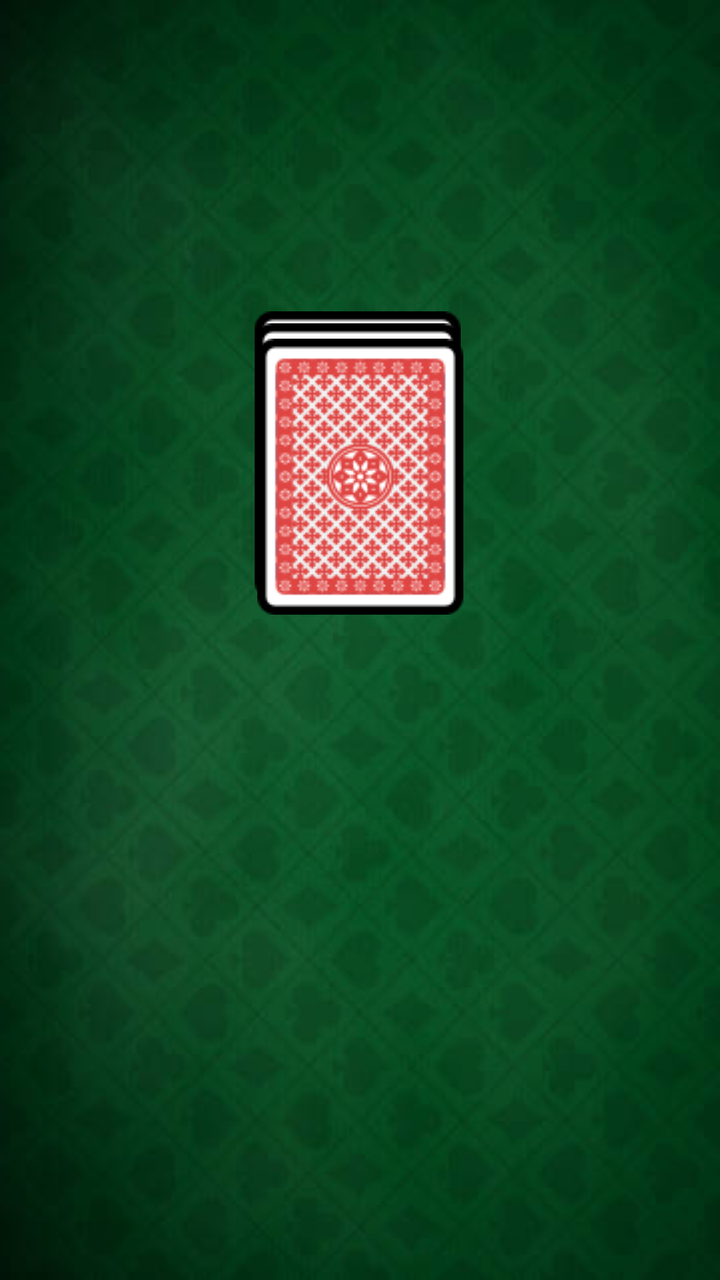
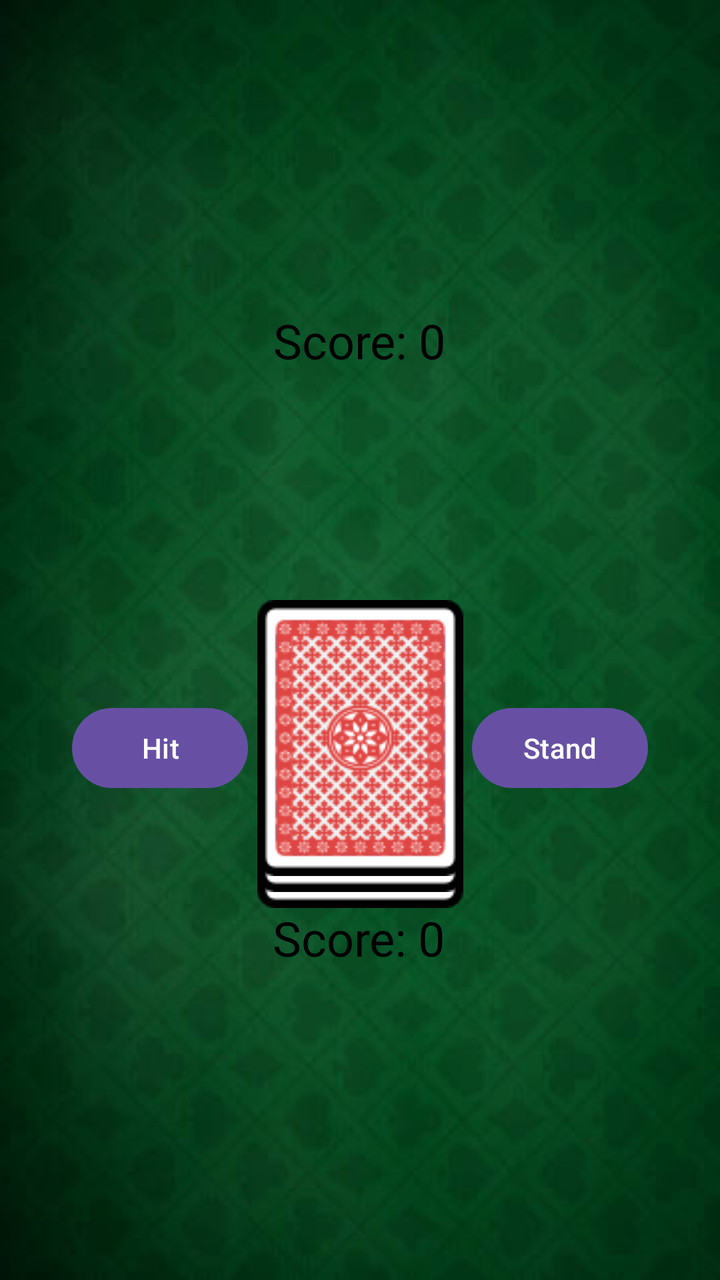

Two renders of the same Android screen: before a commit and after it. Below are the layout's source before the change and the commit's diff.
<!-- AndroidManifest.xml: application theme Theme._21Turbo -->
<!-- res/layout/play_screen.xml -->
<?xml version="1.0" encoding="utf-8"?>
<androidx.constraintlayout.widget.ConstraintLayout xmlns:android="http://schemas.android.com/apk/res/android"
    xmlns:app="http://schemas.android.com/apk/res-auto"
    xmlns:tools="http://schemas.android.com/tools"
    android:id="@+id/gameScreen"
    android:layout_width="match_parent"
    android:layout_height="match_parent"
    android:background="@drawable/table_background">

    <ImageView
        android:id="@+id/bottomOfDeck"
        android:layout_width="wrap_content"
        android:layout_height="wrap_content"
        app:layout_constraintBottom_toBottomOf="parent"
        app:layout_constraintEnd_toEndOf="parent"
        app:layout_constraintHorizontal_bias="0.496"
        app:layout_constraintStart_toStartOf="parent"
        app:layout_constraintTop_toTopOf="parent"
        app:layout_constraintVertical_bias="0.31"
        app:srcCompat="@drawable/back_of_card" />

    <ImageView
        android:id="@+id/middleOfDeck"
        android:layout_width="wrap_content"
        android:layout_height="wrap_content"
        app:layout_constraintBottom_toBottomOf="parent"
        app:layout_constraintEnd_toEndOf="parent"
        app:layout_constraintHorizontal_bias="0.496"
        app:layout_constraintStart_toStartOf="parent"
        app:layout_constraintTop_toTopOf="parent"
        app:layout_constraintVertical_bias="0.322"
        app:srcCompat="@drawable/back_of_card" />

    <ImageView
        android:id="@+id/topOfDeck"
        android:layout_width="wrap_content"
        android:layout_height="wrap_content"
        app:layout_constraintBottom_toBottomOf="parent"
        app:layout_constraintEnd_toEndOf="parent"
        app:layout_constraintStart_toStartOf="parent"
        app:layout_constraintTop_toTopOf="parent"
        app:layout_constraintVertical_bias="0.337"
        app:srcCompat="@drawable/back_of_card" />

    <Button
        android:id="@+id/hitButton"
        android:layout_width="wrap_content"
        android:layout_height="wrap_content"
        android:layout_marginTop="231dp"
        android:layout_marginBottom="452dp"
        android:text="Hit"
        app:layout_constraintBottom_toBottomOf="parent"
        app:layout_constraintEnd_toEndOf="parent"
        app:layout_constraintHorizontal_bias="0.12"
        app:layout_constraintStart_toStartOf="parent"
        app:layout_constraintTop_toTopOf="parent" />

    <Button
        android:id="@+id/standButton"
        android:layout_width="wrap_content"
        android:layout_height="wrap_content"
        android:layout_marginTop="231dp"
        android:layout_marginBottom="452dp"
        android:text="Stand"
        app:layout_constraintBottom_toBottomOf="parent"
        app:layout_constraintEnd_toEndOf="parent"
        app:layout_constraintHorizontal_bias="0.876"
        app:layout_constraintStart_toStartOf="parent"
        app:layout_constraintTop_toTopOf="parent" />

    <LinearLayout
        android:id="@+id/playerHand"
        android:layout_width="410dp"
        android:layout_height="139dp"
        android:layout_marginTop="592dp"
        android:isScrollContainer="true"
        android:orientation="horizontal"
        app:layout_constraintStart_toStartOf="parent"
        app:layout_constraintTop_toTopOf="parent" />

    <LinearLayout
        android:id="@+id/dealerHand"
        android:layout_width="412dp"
        android:layout_height="138dp"
        android:layout_marginTop="16dp"
        android:orientation="horizontal"
        app:layout_constraintStart_toStartOf="parent"
        app:layout_constraintTop_toTopOf="parent"></LinearLayout>

</androidx.constraintlayout.widget.ConstraintLayout>
<!-- resources referenced by this layout -->
<resources>
  <!-- drawable back_of_card: png bitmap (drawable, 24606 bytes) -->
  <!-- drawable table_background: png bitmap (drawable, 149849 bytes) -->
  <style name="Theme._21Turbo" parent="Base.Theme._21Turbo" />
  <style name="Base.Theme._21Turbo" parent="Theme.Material3.DayNight.NoActionBar">
          
          
      </style>
</resources>

<!-- the commit's change to res/layout/play_screen.xml (unified diff, before → after) -->
@@ -7,76 +7,65 @@
     android:layout_height="match_parent"
     android:background="@drawable/table_background">
 
-    <ImageView
-        android:id="@+id/bottomOfDeck"
+    <Button
+        android:id="@+id/standButton"
         android:layout_width="wrap_content"
         android:layout_height="wrap_content"
-        app:layout_constraintBottom_toBottomOf="parent"
+        android:layout_marginTop="196dp"
+        android:layout_marginEnd="36dp"
+        android:text="Stand"
         app:layout_constraintEnd_toEndOf="parent"
-        app:layout_constraintHorizontal_bias="0.496"
-        app:layout_constraintStart_toStartOf="parent"
-        app:layout_constraintTop_toTopOf="parent"
-        app:layout_constraintVertical_bias="0.31"
+        app:layout_constraintTop_toBottomOf="@+id/dealerHand" />
+
+    <ImageView
+        android:id="@+id/topOfDeck"
+        android:layout_width="wrap_content"
+        android:layout_height="wrap_content"
+        android:layout_marginTop="116dp"
+        app:layout_constraintEnd_toStartOf="@+id/standButton"
+        app:layout_constraintStart_toEndOf="@+id/hitButton"
+        app:layout_constraintTop_toBottomOf="@+id/dealerScore"
         app:srcCompat="@drawable/back_of_card" />
 
     <ImageView
         android:id="@+id/middleOfDeck"
         android:layout_width="wrap_content"
         android:layout_height="wrap_content"
-        app:layout_constraintBottom_toBottomOf="parent"
-        app:layout_constraintEnd_toEndOf="parent"
-        app:layout_constraintHorizontal_bias="0.496"
-        app:layout_constraintStart_toStartOf="parent"
-        app:layout_constraintTop_toTopOf="parent"
-        app:layout_constraintVertical_bias="0.322"
+        android:layout_marginTop="108dp"
+        app:layout_constraintEnd_toStartOf="@+id/standButton"
+        app:layout_constraintStart_toEndOf="@+id/hitButton"
+        app:layout_constraintTop_toBottomOf="@+id/dealerScore"
         app:srcCompat="@drawable/back_of_card" />
 
     <ImageView
-        android:id="@+id/topOfDeck"
+        android:id="@+id/bottomOfDeck"
         android:layout_width="wrap_content"
         android:layout_height="wrap_content"
-        app:layout_constraintBottom_toBottomOf="parent"
-        app:layout_constraintEnd_toEndOf="parent"
-        app:layout_constraintStart_toStartOf="parent"
-        app:layout_constraintTop_toTopOf="parent"
-        app:layout_constraintVertical_bias="0.337"
+        android:layout_marginTop="100dp"
+        app:layout_constraintEnd_toStartOf="@+id/standButton"
+        app:layout_constraintStart_toEndOf="@+id/hitButton"
+        app:layout_constraintTop_toBottomOf="@+id/dealerScore"
         app:srcCompat="@drawable/back_of_card" />
 
     <Button
         android:id="@+id/hitButton"
         android:layout_width="wrap_content"
         android:layout_height="wrap_content"
-        android:layout_marginTop="231dp"
-        android:layout_marginBottom="452dp"
+        android:layout_marginStart="36dp"
+        android:layout_marginTop="196dp"
         android:text="Hit"
-        app:layout_constraintBottom_toBottomOf="parent"
-        app:layout_constraintEnd_toEndOf="parent"
-        app:layout_constraintHorizontal_bias="0.12"
         app:layout_constraintStart_toStartOf="parent"
-        app:layout_constraintTop_toTopOf="parent" />
-
-    <Button
-        android:id="@+id/standButton"
-        android:layout_width="wrap_content"
-        android:layout_height="wrap_content"
-        android:layout_marginTop="231dp"
-        android:layout_marginBottom="452dp"
-        android:text="Stand"
-        app:layout_constraintBottom_toBottomOf="parent"
-        app:layout_constraintEnd_toEndOf="parent"
-        app:layout_constraintHorizontal_bias="0.876"
-        app:layout_constraintStart_toStartOf="parent"
-        app:layout_constraintTop_toTopOf="parent" />
+        app:layout_constraintTop_toBottomOf="@+id/dealerHand" />
 
     <LinearLayout
         android:id="@+id/playerHand"
         android:layout_width="410dp"
         android:layout_height="139dp"
-        android:layout_marginTop="592dp"
+        android:layout_marginBottom="16dp"
         android:isScrollContainer="true"
         android:orientation="horizontal"
-        app:layout_constraintStart_toStartOf="parent"
-        app:layout_constraintTop_toTopOf="parent" />
+        app:layout_constraintBottom_toBottomOf="parent"
+        app:layout_constraintStart_toStartOf="parent" />
 
     <LinearLayout
         android:id="@+id/dealerHand"
@@ -87,4 +76,34 @@
         app:layout_constraintStart_toStartOf="parent"
         app:layout_constraintTop_toTopOf="parent"></LinearLayout>
 
+    <TextView
+        android:id="@+id/playerScore"
+        android:layout_width="wrap_content"
+        android:layout_height="wrap_content"
+        android:layout_marginStart="157dp"
+        android:layout_marginEnd="158dp"
+        android:fontFamily="@font/rowdies_regular"
+        android:text="Score: 0"
+        android:textAlignment="center"
+        android:textColor="#000000"
+        android:textSize="24sp"
+        app:layout_constraintBottom_toTopOf="@+id/playerHand"
+        app:layout_constraintEnd_toEndOf="parent"
+        app:layout_constraintStart_toStartOf="parent" />
+
+    <TextView
+        android:id="@+id/dealerScore"
+        android:layout_width="98dp"
+        android:layout_height="46dp"
+        android:layout_marginStart="156dp"
+        android:layout_marginEnd="157dp"
+        android:fontFamily="@font/rowdies_regular"
+        android:text="Score: 0"
+        android:textAlignment="center"
+        android:textColor="#000000"
+        android:textSize="24sp"
+        app:layout_constraintEnd_toEndOf="parent"
+        app:layout_constraintStart_toStartOf="parent"
+        app:layout_constraintTop_toBottomOf="@+id/dealerHand" />
+
 </androidx.constraintlayout.widget.ConstraintLayout>
